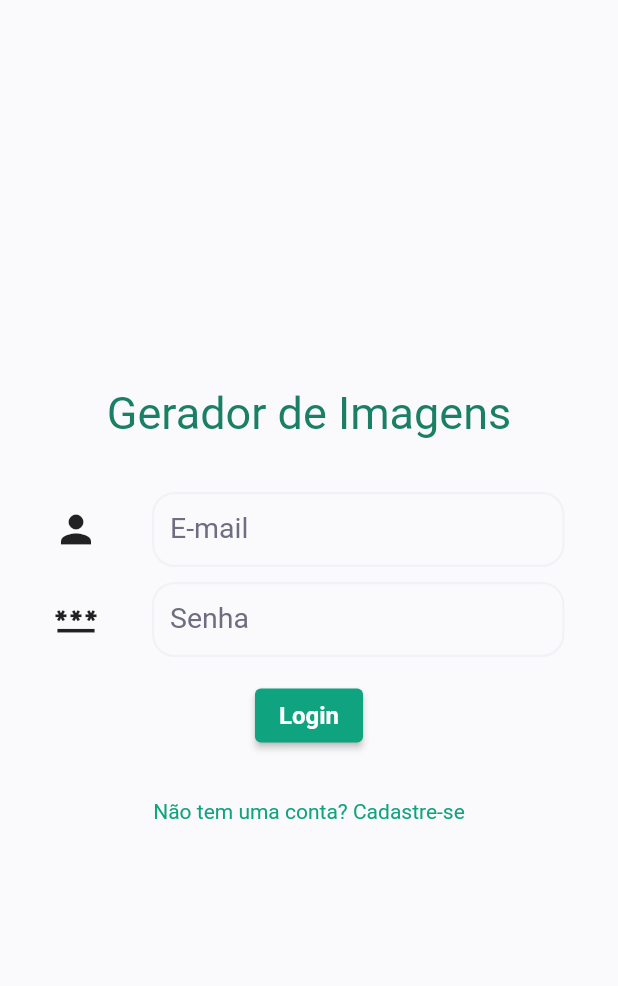
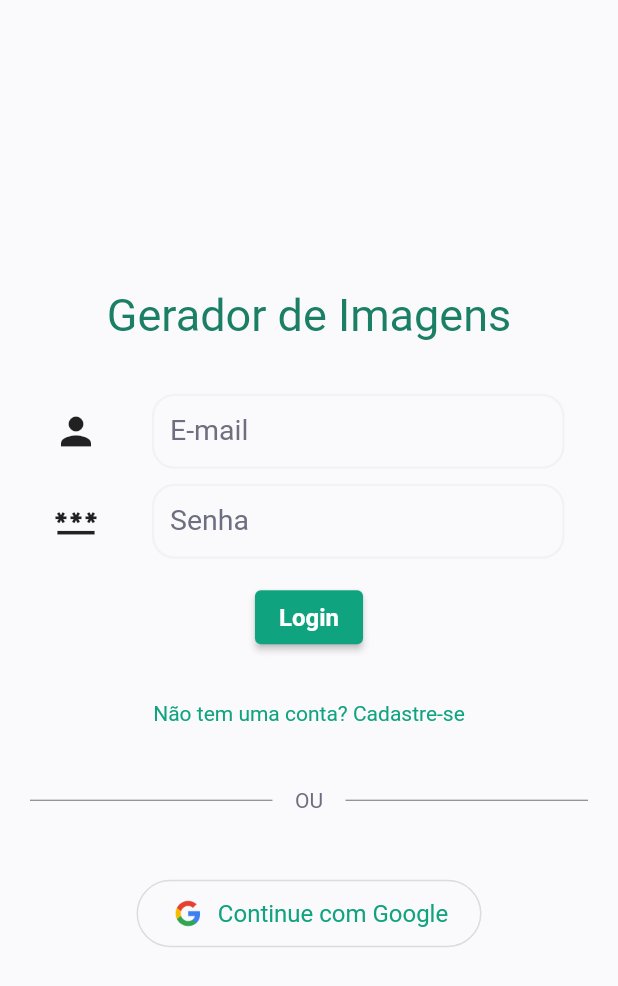
Before and after one commit to sdrjolbert/projeto-gerador-imagens, a Flutter app: the screen it shows after launch, on a phone screen of 412 x 824 dp. Shown: the top 986 px of the screen. Run offline on Flutter 3.47's test engine with Material 2 defaults, Android fonts, the light colour scheme and no system bars; our stand-ins replace dio, firebase_auth, firebase_core, fluttertoast, google_sign_in, image_gallery_saver; missing offline and left inert: dotenv; accounts and stored records are empty.

Commit message:
Projeto, basicamente, concluído

```diff
--- /dev/null
+++ b/example_api_key.dart
@@ -0,0 +1,4 @@
+class ExampleApiKey {
+  final String _apiKey = "SUA_API_KEY";
+  String get key => _apiKey;
+}
--- a/lib/api_request.dart
+++ b/lib/api_request.dart
@@ -1,14 +1,13 @@
 import 'package:dotenv/dotenv.dart';
+import 'package:gerador_imagens/api_key.dart';
 import 'package:http/http.dart' as http;
 import 'dart:convert';
 
 Future<List<String>> generateImage(String input, int nImage, String size) async {
-  final env = DotEnv(includePlatformEnvironment: true)..load();
-  final apiKey = env["api_key"];
   final url = Uri.parse("https://api.openai.com/v1/images/generations");
 
   final headers = {
-    "Authorization": "Bearer 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",
+    "Authorization": "Bearer ${ApiKey().key}",
     "Content-Type": "application/json"
   };
 
--- a/lib/login_page.dart
+++ b/lib/login_page.dart
@@ -35,12 +35,11 @@ class AuthLoginState extends State<AuthLoginPage> {
     final passwd = _passwordController.text.trim();
 
     if(email.isEmpty || passwd.isEmpty) {
-      Utils.toast("Há campos não preenchidos! Por favor, preencha todos os campos!");
-      // ScaffoldMessenger.of(context).showSnackBar(
-      //     const SnackBar(
-      //       content: Text("Há campos não preenchidos! Por favor, preencha todos os campos!"),
-      //     )
-      // );
+      ScaffoldMessenger.of(context).showSnackBar(
+        const SnackBar(
+          content: Text("Há campos não preenchidos! Por favor, preencha todos os campos!"),
+        )
+      );
     }
 
     final FirebaseInterface fbInt = FirebaseInterface();
@@ -49,13 +48,28 @@ class AuthLoginState extends State<AuthLoginPage> {
     if(err == null) {
       Navigator.push(context, MaterialPageRoute(builder: (context) => HomePage()));
     } else {
-        Utils.toast("Erro ao fazer o login! Código de erro: $err");
-      // ScaffoldMessenger.of(context).showSnackBar(
-      //     SnackBar(
-      //         content: Text('Erro ao fazer o login! Código de erro: $err')
-      //     )
-      // );
+      ScaffoldMessenger.of(context).showSnackBar(
+        SnackBar(
+            content: Text('Erro ao fazer o login! Código de erro: $err')
+        )
+      );
     }
+  }
+
+  void googleLogin() {
+    final FirebaseInterface fbInt = FirebaseInterface();
+
+    fbInt.signInWithGoogle().then((userCredential) {
+      if(userCredential != null) {
+        Navigator.push(context, MaterialPageRoute(builder: (context) => const HomePage()));
+      }
+    }).catchError((err) {
+      ScaffoldMessenger.of(context).showSnackBar(
+        SnackBar(
+          content: Text('Não foi possível fazer login com o goole. Erro: $err')
+        )
+      );
+    });
   }
 
   @override
@@ -213,61 +227,61 @@ class AuthLoginState extends State<AuthLoginPage> {
                 },
               )
             ),
-            // Container(
-            //   padding: const EdgeInsets.only(top: 25),
-            //   child: Row(
-            //     children: <Widget>[
-            //       Expanded(
-            //         child: Container(
-            //           padding: const EdgeInsets.only(left: 20, right: 15),
-            //           child: const Divider(
-            //             thickness: .7,
-            //             color: Color(mainHighlighter)
-            //           )
-            //         )
-            //       ),
-            //       const Text("OU", style: TextStyle(color: Color(mainFontColor))),
-            //       Expanded(
-            //         child: Container(
-            //           padding: const EdgeInsets.only(left: 15, right: 20),
-            //           child: const Divider(
-            //             thickness: .7,
-            //             color: Color(mainHighlighter)
-            //           )
-            //         )
-            //       )
-            //     ],
-            //   )
-            // ),
-            // Container(
-            //   padding: const EdgeInsets.only(top: 45),
-            //   child: SizedBox(
-            //     height: 45,
-            //     width: 230,
-            //     child: OutlinedButton.icon(
-            //       icon: Image.asset(
-            //         "assets/images/google_logo.png",
-            //         height: 24,
-            //         width: 24,
-            //       ),
-            //       style: ButtonStyle(
-            //         alignment: Alignment.center,
-            //         shape: MaterialStateProperty.all(
-            //           RoundedRectangleBorder(
-            //             borderRadius: BorderRadius.circular(30)
-            //           )
-            //         )
-            //       ),
-            //       onPressed: googleLogin,
-            //       label: const Text(
-            //         "Continue com Google",
-            //         style: TextStyle(
-            //           fontSize: 16
-            //         ),
-            //       ),
-            //     ),
-            //   )
-            // )
+            Container(
+              padding: const EdgeInsets.only(top: 25),
+              child: Row(
+                children: <Widget>[
+                  Expanded(
+                    child: Container(
+                      padding: const EdgeInsets.only(left: 20, right: 15),
+                      child: const Divider(
+                        thickness: .7,
+                        color: Color(mainHighlighter)
+                      )
+                    )
+                  ),
+                  const Text("OU", style: TextStyle(color: Color(mainFontColor))),
+                  Expanded(
+                    child: Container(
+                      padding: const EdgeInsets.only(left: 15, right: 20),
+                      child: const Divider(
+                        thickness: .7,
+                        color: Color(mainHighlighter)
+                      )
+                    )
+                  )
+                ],
+              )
+            ),
+            Container(
+              padding: const EdgeInsets.only(top: 45),
+              child: SizedBox(
+                height: 45,
+                width: 230,
+                child: OutlinedButton.icon(
+                  icon: Image.asset(
+                    "assets/images/google_logo.png",
+                    height: 24,
+                    width: 24,
+                  ),
+                  style: ButtonStyle(
+                    alignment: Alignment.center,
+                    shape: MaterialStateProperty.all(
+                      RoundedRectangleBorder(
+                        borderRadius: BorderRadius.circular(30)
+                      )
+                    )
+                  ),
+                  onPressed: googleLogin,
+                  label: const Text(
+                    "Continue com Google",
+                    style: TextStyle(
+                      fontSize: 16
+                    ),
+                  ),
+                ),
+              )
+            )
           ],
         ),
       ),
```
Also changed, not shown: lib/firebase_interface.dart (+36 -0 lines), lib/main_page.dart (+43 -9 lines), lib/signup_page.dart (+81 -67 lines), 1 other file.
